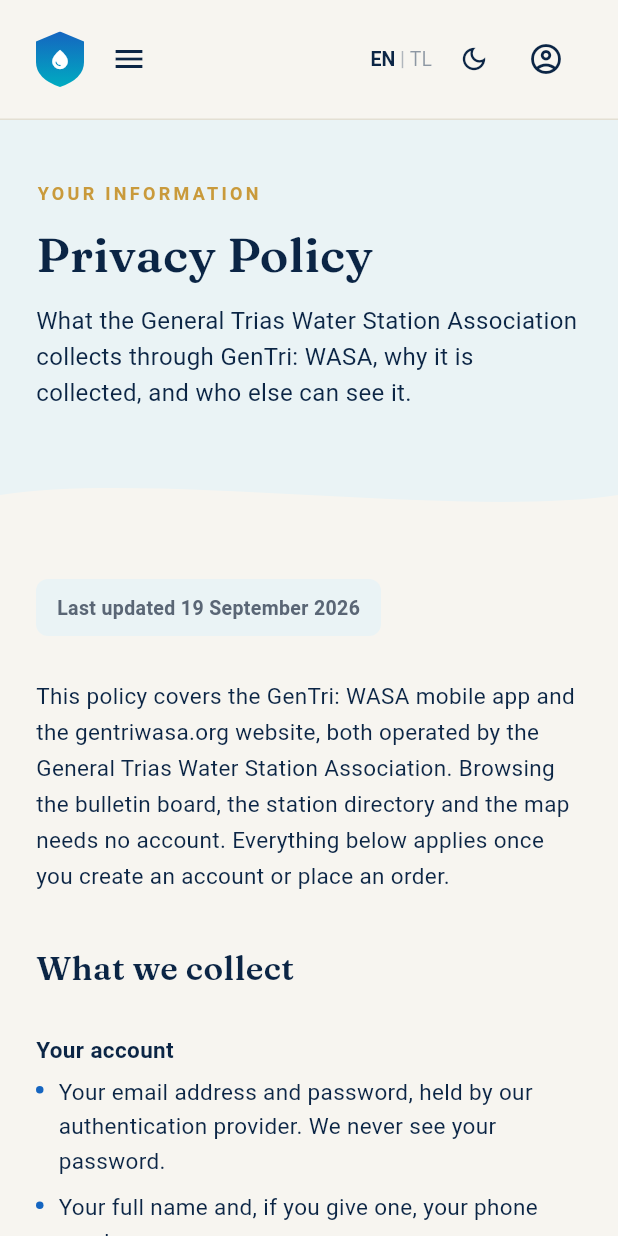
After one commit to erise2313/aquaroutes, a Flutter app: the PrivacyPolicyScreen screen opened directly, on a phone screen of 412 x 824 dp. The commit adds this screen. Run offline on Flutter 3.47's test engine with Material 3 defaults, Android fonts, the phone set to English and light mode, and no system bars; our stand-ins replace file_picker, fl_chart, flutter_dotenv, flutter_map, flutter_riverpod, geolocator and 7 more; missing offline and left inert: dart:js_interop; accounts and stored records are empty; network calls fail.

Commit message:
Pre-launch pass: logging, icon, privacy policy, dead dependency
Release builds were writing raw exception text to logcat. debugPrint is not
stripped from release the way assert is, so every swallowed Postgres and
auth error was readable on real devices by anything with log access. All
19 call sites now route through logError, which is silent outside debug.

That helper is also the seam crash reporting will plug into. Crashlytics
itself has to wait: Firebase registers an Android app against its package
name and generates a google-services.json keyed to it, so wiring it up
before the permanent applicationId exists would mean throwing the work
away. When that decision is made, one function body changes and all 19
sites start reporting.

My earlier count of 15 such calls was wrong -- I had truncated the search
with head -15. There were 19.

Added an adaptive launcher icon, so the app stops shipping Flutter's own
logo. A water drop on the brand gradient rather than the shield: adaptive
icons are masked to each device's shape, and a shield silhouette would be
clipped differently on every launcher. Devices below API 26 still fall
back to the stock PNGs until real artwork exists.

Added the privacy policy at /privacy, which Play requires for any app
handling personal data and which did not exist anywhere. Written from what
the schema actually stores and which services actually receive data --
including that OpenRouteService and FOSSGIS routing receive delivery
coordinates, which an inherited boilerplate policy would have missed. The
association still has to review and own the wording.

Dropped play-services-maps, left over from before flutter_map replaced
google_maps_flutter. Nothing referenced it.

```diff
--- a/lib/screens/admin/admin_dashboard.dart
+++ b/lib/screens/admin/admin_dashboard.dart
@@ -18,6 +18,7 @@ import '../../widgets/skeleton_loader.dart';
 import '../../widgets/web_seal.dart';
 import '../../utils/error_text.dart';
 import '../../constants/admin_palette.dart';
+import '../../utils/log.dart';
 
 class AdminDashboardScreen extends StatefulWidget {
   const AdminDashboardScreen({super.key});
@@ -181,7 +182,7 @@ class _AdminDashboardScreenState extends State<AdminDashboardScreen> {
       // Never fall through to rendering zeros here: "0 permits to review /
       // 0 open incidents" reads as a genuine all-clear, so a failed load
       // would quietly tell an admin there's nothing to do.
-      debugPrint('Error fetching admin stats: $e');
+      logError('admin dashboard stats', e);
       if (mounted) {
         setState(() {
           _error = 'Could not load the overview. ${describeError(e)}';
--- a/lib/screens/admin/user_management_screen.dart
+++ b/lib/screens/admin/user_management_screen.dart
@@ -16,6 +16,7 @@ import '../../utils/csv_download.dart';
 import '../../utils/csv_export.dart';
 import '../../utils/error_text.dart';
 import '../../constants/admin_palette.dart';
+import '../../utils/log.dart';
 
 /// Narrows the loaded membership rows by free-text name/station search plus
 /// optional role and status. Kept as a top-level pure function (same pattern
@@ -347,7 +348,7 @@ class _DeletionRequestsPanelState extends State<_DeletionRequestsPanel> {
       });
     } catch (e) {
       // The rest of the screen still works; the panel just stays hidden.
-      debugPrint('Could not load deletion requests: $e');
+      logError('deletion requests', e);
     }
   }
 
--- a/lib/screens/driver/driver_profile_screen.dart
+++ b/lib/screens/driver/driver_profile_screen.dart
@@ -13,6 +13,7 @@ import '../../services/worker_credential_service.dart';
 import '../../services/worker_service.dart';
 import '../../widgets/account_settings_section.dart';
 import '../../utils/error_text.dart';
+import '../../utils/log.dart';
 
 /// Driver profile + the Digital WASA Worker QR Badge. Clearance status is
 /// read-only here -- it can only change via the worker_incidents review
@@ -97,7 +98,7 @@ class _DriverProfileScreenState extends State<DriverProfileScreen> {
         });
       }
     } catch (e) {
-      debugPrint("Error fetching driver profile. ${describeError(e)}");
+      logError('driver profile fetch', e);
       if (mounted) setState(() => _isLoading = false);
     }
   }
@@ -120,7 +121,7 @@ class _DriverProfileScreenState extends State<DriverProfileScreen> {
         );
       }
     } catch (e) {
-      debugPrint("Error saving profile. ${describeError(e)}");
+      logError('driver profile save', e);
       if (mounted) {
         ScaffoldMessenger.of(context).showSnackBar(SnackBar(content: Text('Failed to update profile. ${describeError(e)}')));
       }
--- a/lib/screens/merchant/driver_management.dart
+++ b/lib/screens/merchant/driver_management.dart
@@ -9,6 +9,7 @@ import '../../models/worker.dart';
 import '../../services/supabase_service.dart';
 import '../../services/worker_service.dart';
 import '../../widgets/portal/portal.dart';
+import '../../utils/log.dart';
 
 /// Station-scoped fleet roster. Fixes the most severe bug found in the old
 /// app: the previous version streamed ALL rows where role='driver' with no
@@ -141,7 +142,7 @@ class _DriverManagementScreenState extends State<DriverManagementScreen> {
     if (await canLaunchUrl(launchUri)) {
       await launchUrl(launchUri);
     } else {
-      debugPrint('Could not launch phone dialer for $phoneNumber');
+      logError('merchant driver dialer', 'no installed app handled the tel: intent');
     }
   }
 
--- a/lib/screens/merchant/merchant_dashboard.dart
+++ b/lib/screens/merchant/merchant_dashboard.dart
@@ -15,6 +15,7 @@ import '../../constants/app_colors.dart';
 import '../../widgets/app_theme_toggle.dart';
 import '../../widgets/notification_bell.dart';
 import '../../widgets/portal/portal.dart';
+import '../../utils/log.dart';
 
 /// 'assigned' rolls into "active" alongside 'active' (both mean a driver is
 /// on it, just not picked up yet vs. en route); 'done' is counted on its
@@ -146,7 +147,7 @@ class _MerchantDashboardScreenState extends State<MerchantDashboardScreen> {
         }
       }
     } catch (e) {
-      debugPrint('Error fetching dashboard data: $e');
+      logError('merchant dashboard', e);
       if (mounted) {
         setState(() {
           // Was previously left reading the initial "Loading..." placeholder
--- a/lib/screens/merchant/tracking_screen.dart
+++ b/lib/screens/merchant/tracking_screen.dart
@@ -8,6 +8,7 @@ import '../../services/route_optimization.dart';
 import '../../widgets/app_map_tiles.dart';
 import '../../widgets/custom_map_marker.dart';
 import '../../utils/error_text.dart';
+import '../../utils/log.dart';
 
 class TrackingScreen extends StatefulWidget {
   const TrackingScreen({super.key});
@@ -84,7 +85,7 @@ class _TrackingScreenState extends State<TrackingScreen> {
         _mapController.move(dynamicStationLocation, 14);
       }
     } catch (e) {
-      debugPrint(describeError(e));
+      logError('merchant tracking', e);
       if (mounted) ScaffoldMessenger.of(context).showSnackBar(SnackBar(content: Text('Routing Error. ${describeError(e)}')));
     } finally {
       if (mounted) setState(() => _isGeneratingRoute = false);
--- /dev/null
+++ b/lib/screens/web/privacy_policy_screen.dart
@@ -0,0 +1,328 @@
+import 'package:flutter/material.dart';
+import 'package:go_router/go_router.dart';
+
+import '../../constants/web_theme.dart';
+import '../../web_router.dart';
+import '../../widgets/web_footer.dart';
+import '../../widgets/web_nav_bar.dart';
+import '../../widgets/web_page_header.dart';
+import '../../widgets/web_page_route.dart';
+import 'account_deletion_screen.dart';
+import 'contact_screen.dart';
+
+/// The association's privacy policy, at `/privacy`.
+///
+/// Google Play requires a publicly reachable privacy policy for any app that
+/// handles personal data, and this one handles names, phone numbers, delivery
+/// coordinates and precise device location. The URL is also what goes in the
+/// Play Console listing and must stay reachable for as long as the app is
+/// published.
+///
+/// Every claim here is written from what the schema actually stores --
+/// profiles, customer_addresses, orders, reviews, bulletin_comments -- and
+/// from the services the code actually calls. Play cross-checks the listing's
+/// Data Safety answers against this page, and a policy that promises less
+/// than the app does is a rejection. If a column or a third-party call is
+/// added later, this page is part of that change, not an afterthought.
+class PrivacyPolicyScreen extends StatelessWidget {
+  const PrivacyPolicyScreen({super.key});
+
+  /// Last substantive revision. Play expects a policy that is evidently
+  /// maintained, and reviewers do look at whether this moves.
+  static const lastUpdated = '19 September 2026';
+
+  void _openContact(BuildContext context) {
+    if (GoRouter.maybeOf(context) != null) {
+      context.go(WebRoutes.contact);
+    } else {
+      Navigator.push(context, webPageRoute(const ContactScreen()));
+    }
+  }
+
+  void _openAccountDeletion(BuildContext context) {
+    if (GoRouter.maybeOf(context) != null) {
+      context.go(WebRoutes.accountDeletion);
+    } else {
+      Navigator.push(context, webPageRoute(const AccountDeletionScreen()));
+    }
+  }
+
+  @override
+  Widget build(BuildContext context) {
+    final palette = WebTheme.of(context);
+
+    return Scaffold(
+      backgroundColor: palette.paper,
+      // No nav tab of its own; it's linked from the footer, beside the
+      // account-deletion page it pairs with.
+      appBar: const WebNavBar(currentPage: WebPage.faq),
+      body: SingleChildScrollView(
+        child: Column(
+          children: [
+            const WebPageHeader(
+              eyebrow: 'YOUR INFORMATION',
+              title: 'Privacy Policy',
+              subtitle:
+                  'What the General Trias Water Station Association collects through GenTri: WASA, why it is collected, and who else can see it.',
+            ),
+            Center(
+              child: ConstrainedBox(
+                constraints: const BoxConstraints(maxWidth: 760),
+                child: Padding(
+                  padding: const EdgeInsets.symmetric(horizontal: 24, vertical: 40),
+                  child: Column(
+                    crossAxisAlignment: CrossAxisAlignment.start,
+                    children: [
+                      _Updated(lastUpdated: lastUpdated),
+                      const SizedBox(height: 28),
+
+                      const _Body(
+                        'This policy covers the GenTri: WASA mobile app and the gentriwasa.org website, both operated by the General Trias Water Station Association. Browsing the bulletin board, the station directory and the map needs no account. Everything below applies once you create an account or place an order.',
+                      ),
+
+                      const _Heading('What we collect'),
+                      const _Sub('Your account'),
+                      const _Bullets([
+                        'Your email address and password, held by our authentication provider. We never see your password.',
+                        'Your full name and, if you give one, your phone number.',
+                        'A profile photo, only if you upload one.',
+                      ]),
+                      const _Sub('Ordering'),
+                      const _Bullets([
+                        'Delivery addresses you save: a label you choose, its map coordinates, and any delivery notes you add.',
+                        'Each order: what you ordered, the quantity and price, the payment method, the delivery location, and a contact number for that delivery.',
+                        'If you order as a guest without an account, we still store the name and phone number you give so the station can complete the delivery.',
+                      ]),
+                      const _Sub('Location'),
+                      const _Bullets([
+                        'Your device location, when you allow it, to sort nearby stations and to place a delivery pin. You can refuse, and the app still works -- the list is simply not sorted by distance.',
+                        'If you are a delivery driver on duty, your location is shared with the customer whose order you are carrying, so they can follow the delivery on a map. This happens only while you are on duty.',
+                      ]),
+                      const _Sub('What you post'),
+                      const _Bullets([
+                        'Station reviews and ratings, bulletin board posts, comments and reactions. These are visible to other users alongside your name.',
+                      ]),
+
+                      const _Heading('Why we collect it'),
+                      const _Body(
+                        'To deliver water you have ordered, to show you accredited stations near you, to let you follow a delivery, to let a station contact you about your order, and to run the association\'s accreditation and bulletin board. We do not use your information for advertising.',
+                      ),
+
+                      const _Heading('Who else can see it'),
+                      const _Sub('People'),
+                      const _Bullets([
+                        'The water station you order from sees your name, contact number and delivery location for that order.',
+                        'The driver assigned to your delivery sees the same details for that delivery only.',
+                        'Association administrators can see account and station records in order to manage accreditation and handle deletion requests.',
+                      ]),
+                      const _Sub('Services we rely on'),
+                      const _Body(
+                        'Running the app means sending some information to the services below. We share only what each one needs to do its job.',
+                      ),
+                      const SizedBox(height: 12),
+                      const _Bullets([
+                        'Supabase -- stores the database, accounts and uploaded photos.',
+                        'Firebase Hosting -- serves this website.',
+                        'OpenStreetMap and MapTiler -- supply the map images. They receive which part of the map is being viewed.',
+                        'OpenRouteService and the FOSSGIS routing service -- plan driving routes. They receive pickup and delivery coordinates so a road route can be calculated. They do not receive your name or contact details.',
+                      ]),
+                      const SizedBox(height: 16),
+                      const _Callout(
+                        'We do not sell your personal information, and we do not share it with advertisers.',
+                      ),
+
+                      const _Heading('How long we keep it'),
+                      const _Body(
+                        'Account details are kept while your account exists. Order records are kept afterwards for the association\'s own accounting and dispute handling, but with your name, phone number and exact address removed, so what remains cannot be traced back to you.',
+                      ),
+
+                      const _Heading('Deleting your account'),
+                      const _Body(
+                        'Customers can delete an account from within the app at any time, under My account. This removes your login, name, phone number, photo, reviews and comments, and it cannot be undone. Station owners, drivers and administrators send a deletion request instead, because those accounts are tied to association records that an administrator has to close first; you can withdraw that request until it is completed.',
+                      ),
+                      const SizedBox(height: 14),
+                      _LinkRow(
+                        label: 'Full instructions for deleting your account',
+                        onTap: () => _openAccountDeletion(context),
+                      ),
+
+                      const _Heading('Your choices'),
+                      const _Bullets([
+                        'Location permission can be refused or withdrawn at any time in your device settings.',
+                        'Your name and phone number can be corrected in the app under My account.',
+                        'You can ask us what we hold about you, or ask us to correct it, using the contact details below.',
+                      ]),
+
+                      const _Heading('Children'),
+                      const _Body(
+                        'GenTri: WASA is intended for household and business water ordering and is not directed at children. We do not knowingly collect information from children under 13.',
+                      ),
+
+                      const _Heading('Changes to this policy'),
+                      const _Body(
+                        'If what we collect changes, this page changes with it and the date above is updated. Significant changes will be announced on the association bulletin board.',
+                      ),
+
+                      const _Heading('Contact'),
+                      const _Body(
+                        'For any question about this policy, or to make a request about your information, contact the General Trias Water Station Association.',
+                      ),
+                      const SizedBox(height: 14),
+                      _LinkRow(
+                        label: 'Association contact details',
+                        onTap: () => _openContact(context),
+                      ),
+                    ],
+                  ),
+                ),
+              ),
+            ),
+            const WebFooter(),
+          ],
+        ),
+      ),
+    );
+  }
+}
+
+class _Updated extends StatelessWidget {
+  const _Updated({required this.lastUpdated});
+
+  final String lastUpdated;
+
+  @override
+  Widget build(BuildContext context) {
+    final palette = WebTheme.of(context);
+    return Container(
+      padding: const EdgeInsets.symmetric(horizontal: 14, vertical: 10),
+      decoration: BoxDecoration(color: palette.foam, borderRadius: BorderRadius.circular(8)),
+      child: Text(
+        'Last updated $lastUpdated',
+        style: TextStyle(color: palette.inkMuted, fontSize: 13, fontWeight: FontWeight.w600),
+      ),
+    );
+  }
+}
+
+class _Heading extends StatelessWidget {
+  const _Heading(this.text);
+
+  final String text;
+
+  @override
+  Widget build(BuildContext context) {
+    return Padding(
+      padding: const EdgeInsets.only(top: 34, bottom: 10),
+      child: Text(text, style: WebTheme.display(fontSize: 22)),
+    );
+  }
+}
+
+class _Sub extends StatelessWidget {
+  const _Sub(this.text);
+
+  final String text;
+
+  @override
+  Widget build(BuildContext context) {
+    final palette = WebTheme.of(context);
+    return Padding(
+      padding: const EdgeInsets.only(top: 18, bottom: 6),
+      child: Text(
+        text,
+        style: TextStyle(color: palette.ink, fontSize: 15, fontWeight: FontWeight.w700),
+      ),
+    );
+  }
+}
+
+class _Body extends StatelessWidget {
+  const _Body(this.text);
+
+  final String text;
+
+  @override
+  Widget build(BuildContext context) {
+    final palette = WebTheme.of(context);
+    return Text(text, style: TextStyle(color: palette.ink, fontSize: 15, height: 1.6));
+  }
+}
+
+class _Bullets extends StatelessWidget {
+  const _Bullets(this.items);
+
+  final List<String> items;
+
+  @override
+  Widget build(BuildContext context) {
+    final palette = WebTheme.of(context);
+    return Column(
+      crossAxisAlignment: CrossAxisAlignment.start,
+      children: [
+        for (final item in items)
+          Padding(
+            padding: const EdgeInsets.only(bottom: 8),
+            child: Row(
+              crossAxisAlignment: CrossAxisAlignment.start,
+              children: [
+                Padding(
+                  padding: const EdgeInsets.only(top: 8, right: 10),
+                  child: Container(
+                    width: 5,
+                    height: 5,
+                    decoration: BoxDecoration(color: WebTheme.harborBlue, shape: BoxShape.circle),
+                  ),
+                ),
+                Expanded(
+                  child: Text(item, style: TextStyle(color: palette.ink, fontSize: 15, height: 1.55)),
+                ),
+              ],
+            ),
+          ),
+      ],
+    );
+  }
+}
+
+class _Callout extends StatelessWidget {
+  const _Callout(this.text);
+
+  final String text;
+
+  @override
+  Widget build(BuildContext context) {
+    final palette = WebTheme.of(context);
+    return Container(
+      padding: const EdgeInsets.all(16),
+      decoration: BoxDecoration(
+        color: palette.foam,
+        borderRadius: BorderRadius.circular(10),
+        border: Border(left: BorderSide(color: WebTheme.sealGold, width: 4)),
+      ),
+      child: Text(
+        text,
+        style: TextStyle(color: palette.ink, fontSize: 15, height: 1.5, fontWeight: FontWeight.w600),
+      ),
+    );
+  }
+}
+
+class _LinkRow extends StatelessWidget {
+  const _LinkRow({required this.label, required this.onTap});
+
+  final String label;
+  final VoidCallback onTap;
+
+  @override
+  Widget build(BuildContext context) {
+    return TextButton.icon(
+      onPressed: onTap,
+      style: TextButton.styleFrom(
+        foregroundColor: WebTheme.harborBlue,
+        padding: const EdgeInsets.symmetric(horizontal: 4, vertical: 8),
+      ),
+      icon: const Icon(Icons.arrow_forward, size: 16),
+      label: Text(label, style: const TextStyle(fontWeight: FontWeight.w600)),
+    );
+  }
+}
--- a/lib/services/location_service.dart
+++ b/lib/services/location_service.dart
@@ -1,8 +1,8 @@
 import 'dart:async';
 
-import 'package:flutter/foundation.dart';
 import 'package:geolocator/geolocator.dart';
 import 'package:supabase_flutter/supabase_flutter.dart';
+import '../utils/log.dart';
 
 /// GPS broadcast for the ON-DUTY toggle. Upserts into `driver_states`
 /// (supabase/migrations/0006_orders_driver_state.sql), keyed by worker_id
@@ -41,7 +41,7 @@ class LocationService {
           'is_active': true,
         });
       } catch (e) {
-        debugPrint('LocationService: failed to broadcast position, stopping tracking: $e');
+        logError('location broadcast', e);
         await stopTracking(workerId);
       }
     });
--- a/lib/services/route_optimization.dart
+++ b/lib/services/route_optimization.dart
@@ -1,9 +1,9 @@
 import 'dart:async';
 import 'dart:math';
 
-import 'package:flutter/foundation.dart';
 import 'package:latlong2/latlong.dart';
 import 'package:supabase_flutter/supabase_flutter.dart';
+import '../utils/log.dart';
 
 /// Road routing for deliveries.
 ///
@@ -141,7 +141,7 @@ class RouteOptimizationService {
       return routePlanFromResponse(data, stops.length);
     } catch (e) {
       // No coordinates in the message: stops are customer addresses.
-      debugPrint('route-optimize unavailable (${e.runtimeType}); using straight-line estimate');
+      logError('route optimize', 'unavailable (${e.runtimeType}); using straight-line estimate');
       return approximateRoutePlan(origin, stops);
     }
   }
--- a/lib/web_router.dart
+++ b/lib/web_router.dart
@@ -21,6 +21,7 @@ import 'screens/web/station_detail_screen.dart';
 import 'screens/web/stations_directory_screen.dart';
 import 'screens/web/verify_accreditation_screen.dart';
 import 'widgets/web_nav_bar.dart';
+import 'screens/web/privacy_policy_screen.dart';
 
 /// Canonical paths for the public website. Kept in one place so the nav bar,
 /// the footer and any in-page link all name the same string, and so a typo
@@ -49,6 +50,11 @@ class WebRoutes {
 
   /// Google Play's required "how to delete your account" page.
   static const accountDeletion = '/account-deletion';
+
+  /// Google Play requires a publicly reachable privacy policy URL for any
+  /// app handling personal data. This is that URL; it goes in the Play
+  /// Console listing and must stay reachable while the app is published.
+  static const privacy = '/privacy';
 
   static String station(String id) => '$stations/$id';
 
@@ -149,6 +155,7 @@ GoRouter buildWebRouter() {
       GoRoute(path: WebRoutes.resources, pageBuilder: (_, _) => _page(const ResourcesScreen())),
       GoRoute(path: WebRoutes.events, pageBuilder: (_, _) => _page(const EventsScreen())),
       GoRoute(path: WebRoutes.accountDeletion, pageBuilder: (_, _) => _page(const AccountDeletionScreen())),
+      GoRoute(path: WebRoutes.privacy, pageBuilder: (_, _) => _page(const PrivacyPolicyScreen())),
     ],
     // A mistyped URL should land somewhere useful rather than on a router
     // stack trace, which is what an unhandled route renders in release.
--- a/lib/widgets/web_footer.dart
+++ b/lib/widgets/web_footer.dart
@@ -17,6 +17,7 @@ import '../screens/web/news_screen.dart';
 import '../screens/web/resources_screen.dart';
 import '../screens/web/stations_directory_screen.dart';
 import '../screens/web/verify_accreditation_screen.dart';
+import '../screens/web/privacy_policy_screen.dart';
 import '../web_strings.dart';
 import 'web_page_route.dart';
 import 'web_seal.dart';
@@ -96,6 +97,10 @@ class WebFooter extends ConsumerWidget {
                         _FooterLink(
                           label: 'Delete your account',
                           onTap: () => _push(context, const AccountDeletionScreen(), WebRoutes.accountDeletion),
+                        ),
+                        _FooterLink(
+                          label: 'Privacy policy',
+                          onTap: () => _push(context, const PrivacyPolicyScreen(), WebRoutes.privacy),
                         ),
                       ],
                     ),
```
Also changed, not shown: lib/screens/driver/driver_dashboard.dart (+5 -4 lines), lib/screens/merchant/merchant_profile_screens.dart (+4 -3 lines), lib/screens/merchant/orders_screen.dart (+4 -3 lines), lib/utils/log.dart (added, +22 -0 lines), 4 other files.
